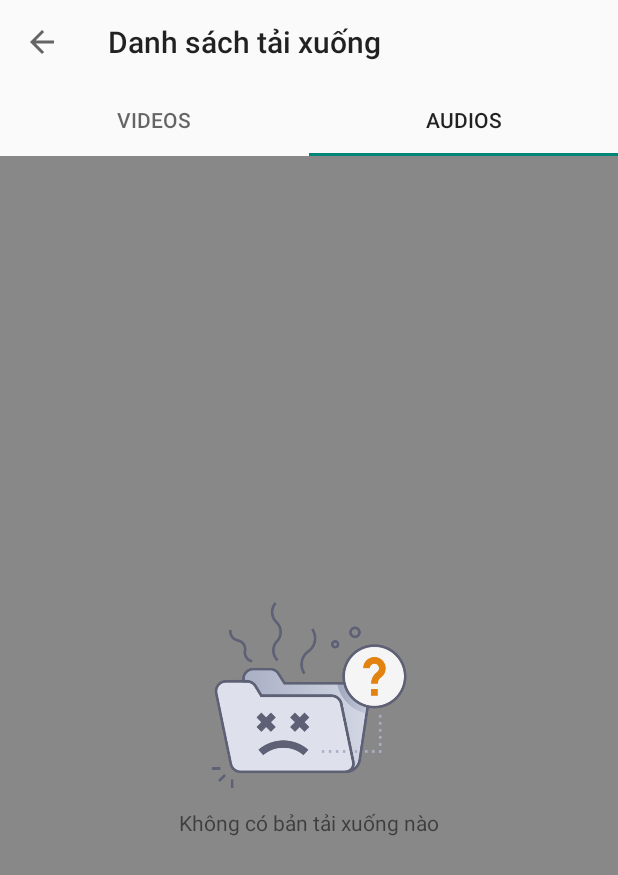
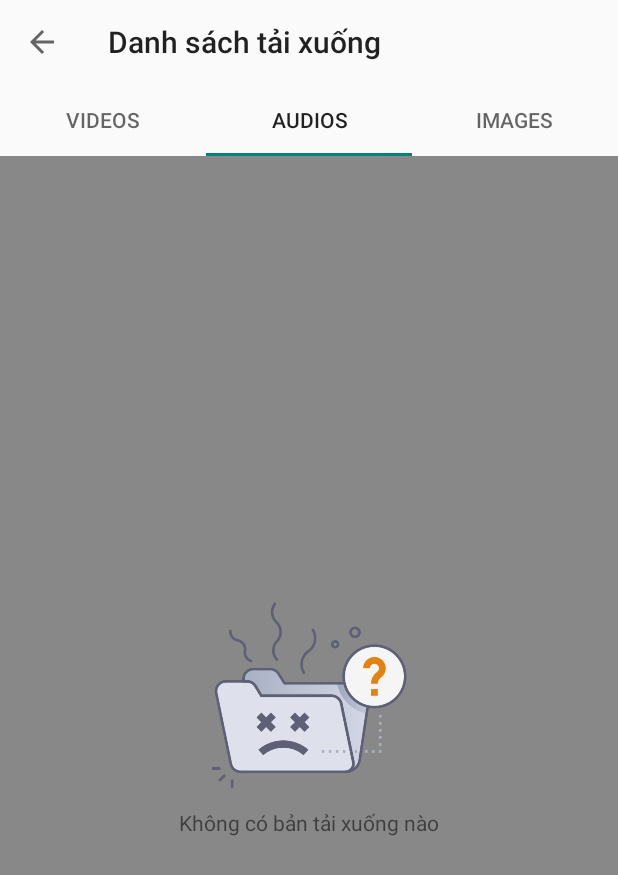
Before and after one commit to nguyenthuc04/Tiktok-Download-Without-Watermark, an Android app: the StorageActivity screen opened directly, with no data from a screen before it, tab 2 chosen, on a phone screen of 412 x 824 dp. Shown: the top 875 px of the screen. Run offline under Robolectric (Android 15) with nearby library versions, the light colour scheme and no system bars.

Commit message:
update 05/07

```diff
--- a/app/src/main/java/com/thuc0502/tiktokdownloadwithoutwatermark/Activity/AudioPlayerActivity.kt
+++ b/app/src/main/java/com/thuc0502/tiktokdownloadwithoutwatermark/Activity/AudioPlayerActivity.kt
@@ -27,13 +27,16 @@ class AudioPlayerActivity : AppCompatActivity() {
         val mediaController = MediaController(this)
         mediaController.setAnchorView(binding.mediaPlayer)
 
-        // Set up the VideoView
+        // Thiết lập Chế độ xem video
         binding.mediaPlayer.apply {
             setMediaController(mediaController)
             setVideoURI(Uri.parse(audioPath))
             requestFocus()
             start()
         }
+        binding.backButton.setOnClickListener {
+            finish()
+        }
     }
 
 }
--- a/app/src/main/java/com/thuc0502/tiktokdownloadwithoutwatermark/Activity/VideoPlayerActivity.kt
+++ b/app/src/main/java/com/thuc0502/tiktokdownloadwithoutwatermark/Activity/VideoPlayerActivity.kt
@@ -22,14 +22,14 @@ class VideoPlayerActivity : AppCompatActivity() {
             v.setPadding(systemBars.left ,systemBars.top ,systemBars.right ,systemBars.bottom)
             insets
         }
-        // Get the video path from the Intent
+        // Nhận đường dẫn video từ Intent
         val videoPath = intent.getStringExtra("VIDEO_PATH")
 
-        // Create a MediaController
+        // Tạo một MediaController
         val mediaController = MediaController(this)
         mediaController.setAnchorView(binding.videoView)
 
-        // Set up the VideoView
+        // Thiết lập Chế độ xem video
         binding.videoView.apply {
             setMediaController(mediaController)
             setVideoURI(Uri.parse(videoPath))
--- a/app/src/main/java/com/thuc0502/tiktokdownloadwithoutwatermark/Adapter/StoragePagerAdapter.kt
+++ b/app/src/main/java/com/thuc0502/tiktokdownloadwithoutwatermark/Adapter/StoragePagerAdapter.kt
@@ -4,18 +4,27 @@ import androidx.fragment.app.Fragment
 import androidx.fragment.app.FragmentManager
 import androidx.fragment.app.FragmentPagerAdapter
 import com.thuc0502.tiktokdownloadwithoutwatermark.Fragment.AudioFragment
+import com.thuc0502.tiktokdownloadwithoutwatermark.Fragment.ImageFragment
 import com.thuc0502.tiktokdownloadwithoutwatermark.Fragment.VideoFragment
 
 class StoragePagerAdapter(fm: FragmentManager) : FragmentPagerAdapter(fm) {
     override fun getItem(position: Int): Fragment {
-        return if (position == 0) VideoFragment() else AudioFragment()
+        return when (position) {
+            0 -> VideoFragment()
+            1 -> AudioFragment()
+            else -> ImageFragment()
+        }
     }
 
     override fun getCount(): Int {
-        return 2
+        return 3
     }
 
     override fun getPageTitle(position: Int): CharSequence? {
-        return if (position == 0) "Videos" else "Audios"
+        return when (position) {
+            0 -> "Videos"
+            1 -> "Audios"
+            else -> "Images"
+        }
     }
 }
--- /dev/null
+++ b/app/src/main/java/com/thuc0502/tiktokdownloadwithoutwatermark/Fragment/ImageFragment.kt
@@ -0,0 +1,19 @@
+package com.thuc0502.tiktokdownloadwithoutwatermark.Fragment
+
+import android.os.Bundle
+import android.view.LayoutInflater
+import android.view.View
+import android.view.ViewGroup
+import androidx.fragment.app.Fragment
+import com.thuc0502.tiktokdownloadwithoutwatermark.R
+
+
+class ImageFragment : Fragment() {
+    override fun onCreateView(
+        inflater: LayoutInflater, container: ViewGroup?,
+        savedInstanceState: Bundle?
+    ): View? {
+        // Inflate the layout for this fragment
+        return inflater.inflate(R.layout.fragment_image, container, false)
+    }
+}
--- a/app/src/main/res/layout/activity_audio_player.xml
+++ b/app/src/main/res/layout/activity_audio_player.xml
@@ -23,7 +23,7 @@
         android:layout_marginEnd="16dp"
         android:layout_marginRight="16dp"
         android:layout_marginBottom="16dp"
-        android:background="@color/cardview_dark_background"
+        android:background="@drawable/rounded_image_button"
         android:src="@drawable/baseline_arrow_back_24"
         tools:ignore="ContentDescription,SpeakableTextPresentCheck,TouchTargetSizeCheck" />
 </RelativeLayout>
```
Also changed, not shown: app/src/main/res/layout/fragment_image.xml (added, +25 -0 lines).
